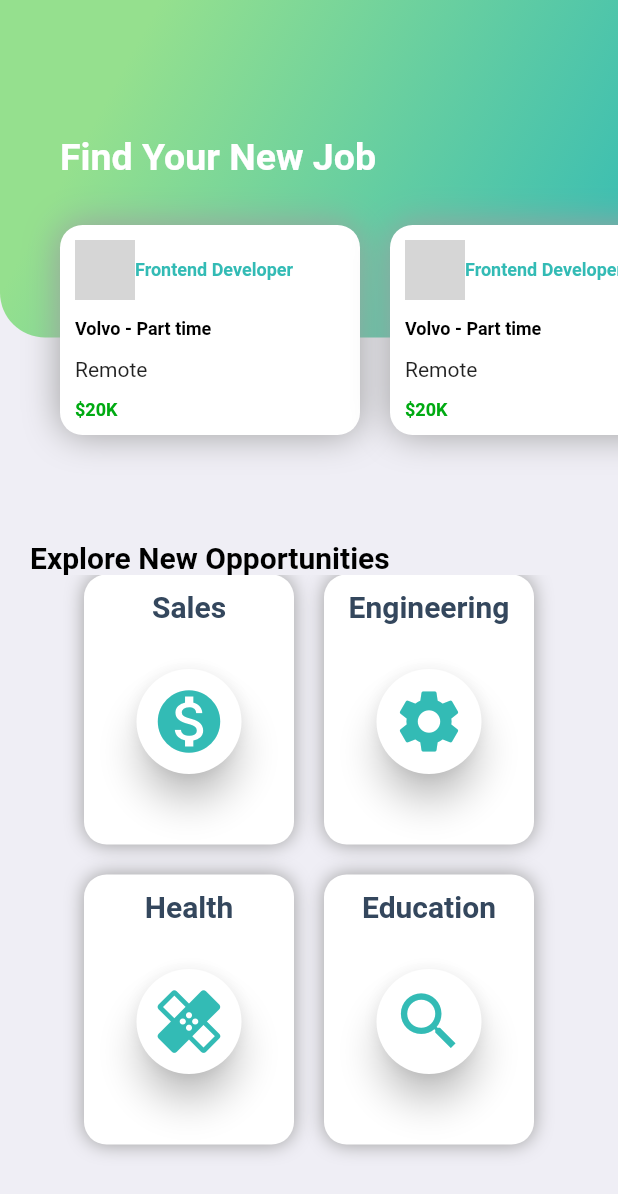
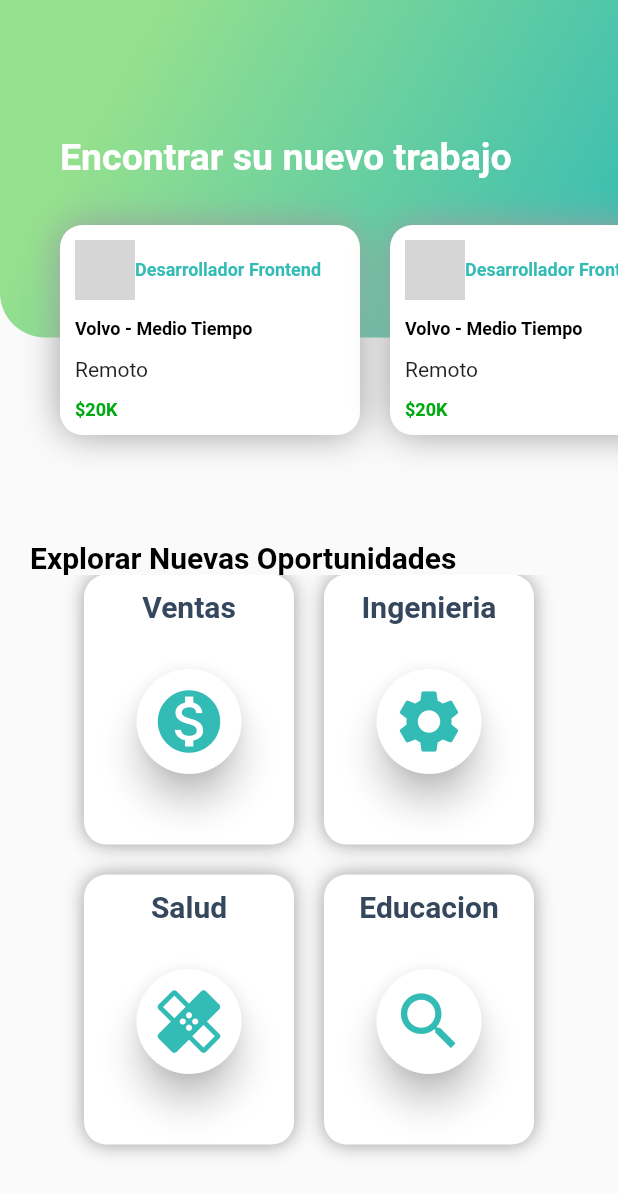
Before and after one commit to AlejandroHerrera11/job_app, a Flutter app: the screen it shows after launch, on a phone screen of 412 x 824 dp. Shown: the top 1194 px of the screen. Run offline on Flutter 3.47's test engine with Material 2 defaults, Android fonts, the phone set to English and light mode, and no system bars; Roboto replaces fonts that are missing (Avenir, Helvetica); grey boxes are pictures that could not be loaded.

Commit message:
Cambio de color de fondo y texto en español

```diff
--- a/lib/main.dart
+++ b/lib/main.dart
@@ -55,7 +55,7 @@ class _MyHomePageState extends State<MyHomePage> {
                     child: Column(
                       crossAxisAlignment: CrossAxisAlignment.start,
                       children: <Widget>[
-                        Text('Find Your New Job', style: titleStyleWhite,)
+                        Text('Encontrar su nuevo trabajo', style: titleStyleWhite,)
                       ],
                     ),
                   ),
@@ -79,7 +79,7 @@ class _MyHomePageState extends State<MyHomePage> {
                       Container(
                         margin: EdgeInsets.only(top: 40),
                         child: Text(
-                          "Explore New Opportunities",
+                          "Explorar Nuevas Oportunidades",
                           style: titileStyleBlack,
                           ),
                       ),
@@ -99,14 +99,14 @@ class _MyHomePageState extends State<MyHomePage> {
       ),
     );
   }
-  List<String> jobCategories = ["Sales", "Engineering", "Health", "Education", "Finance"];
+  List<String> jobCategories = ["Ventas", "Ingenieria", "Salud", "Educacion", "Finanzas"];
 
   Map jobCatToIcon = {
-    "Sales" : Icon(Icons.monetization_on, color: lightBlueIsh, size: 50,),
-    "Engineering" : Icon(Icons.settings, color: lightBlueIsh, size: 50),
-    "Health" : Icon(Icons.healing, color: lightBlueIsh, size: 50),
-    "Education" : Icon(Icons.search, color: lightBlueIsh, size: 50),
-    "Finance" : Icon(Icons.card_membership, color: lightBlueIsh, size: 50),
+    "Ventas" : Icon(Icons.monetization_on, color: lightBlueIsh, size: 50,),
+    "Ingenieria" : Icon(Icons.settings, color: lightBlueIsh, size: 50),
+    "Salud" : Icon(Icons.healing, color: lightBlueIsh, size: 50),
+    "Educacion" : Icon(Icons.search, color: lightBlueIsh, size: 50),
+    "Finanzas" : Icon(Icons.card_membership, color: lightBlueIsh, size: 50),
   };
 
   Widget getCategoryContainer(String categoryName) {
@@ -177,7 +177,7 @@ class _MyHomePageState extends State<MyHomePage> {
   List<Job> findJobs() {
     List<Job> jobs = [];
     for (int i = 0; i < 10; i++) {
-      jobs.add(new Job("Volvo", "Frontend Developer", 20000, "Remote", "Part time", new AssetImage("lib/assets/volvo.png")));
+      jobs.add(new Job("Volvo", "Desarrollador Frontend", 20000, "Remoto", "Medio Tiempo", new AssetImage("lib/assets/volvo.png")));
     }
     return jobs;
   }
--- a/lib/models/global.dart
+++ b/lib/models/global.dart
@@ -3,7 +3,7 @@ import 'package:flutter/material.dart';
 Color lightGreen = Color(0xFF95E08E);
 Color lightBlueIsh = Color(0xFF33BBB5);
 Color darkGreen = Color(0xFF00AA12);
-Color backgroundColor = Color(0xFFEFEEF5);
+Color backgroundColor = Color(0x64FE2E);
 
 TextStyle titleStyleWhite = new TextStyle(
   fontFamily: 'Helvetica',
```
